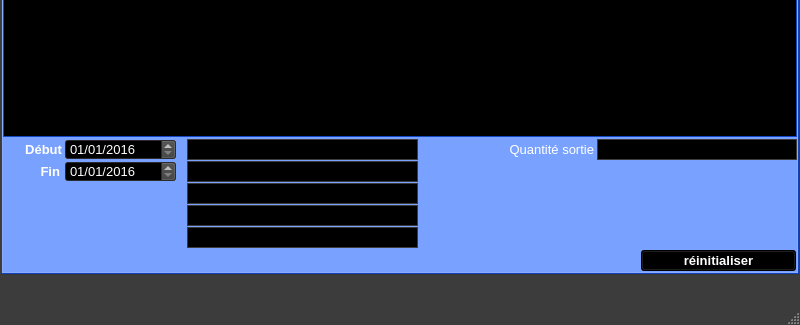
xnoumbissinoundou/yeroth-erp-3.0, file ui/yeroth-erp-transactions-window.ui: the form before one commit; both pictures show x 0 to 800 and y 275 to 600 of the 800 by 600 pixel window.
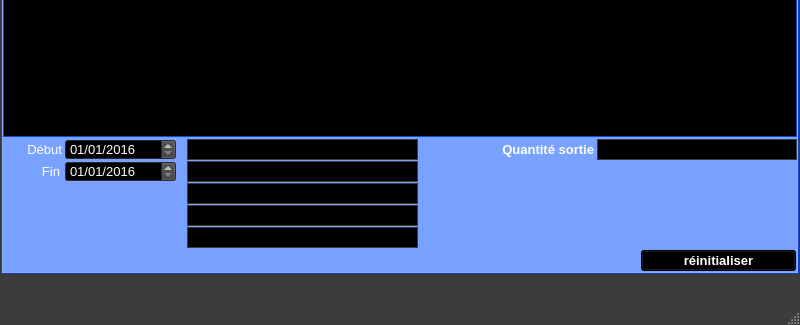
The form after the commit. Icons and pictures are not drawn. Custom widgets are drawn as their Qt base class.

The edit to the form file:
```diff
--- a/ui/yeroth-erp-transactions-window.ui
+++ b/ui/yeroth-erp-transactions-window.ui
@@ -1762,8 +1762,8 @@
     <property name="font">
      <font>
       <pointsize>10</pointsize>
-      <weight>75</weight>
-      <bold>true</bold>
+      <weight>50</weight>
+      <bold>false</bold>
      </font>
     </property>
     <property name="layoutDirection">
@@ -2228,8 +2228,8 @@
     <property name="font">
      <font>
       <pointsize>10</pointsize>
-      <weight>75</weight>
-      <bold>true</bold>
+      <weight>50</weight>
+      <bold>false</bold>
      </font>
     </property>
     <property name="text">
@@ -2691,9 +2691,9 @@
     <property name="font">
      <font>
       <pointsize>10</pointsize>
-      <weight>50</weight>
+      <weight>75</weight>
       <italic>false</italic>
-      <bold>false</bold>
+      <bold>true</bold>
      </font>
     </property>
     <property name="text">
```
Left out of the diff: 22 changed lines with no effect on the pictures.
